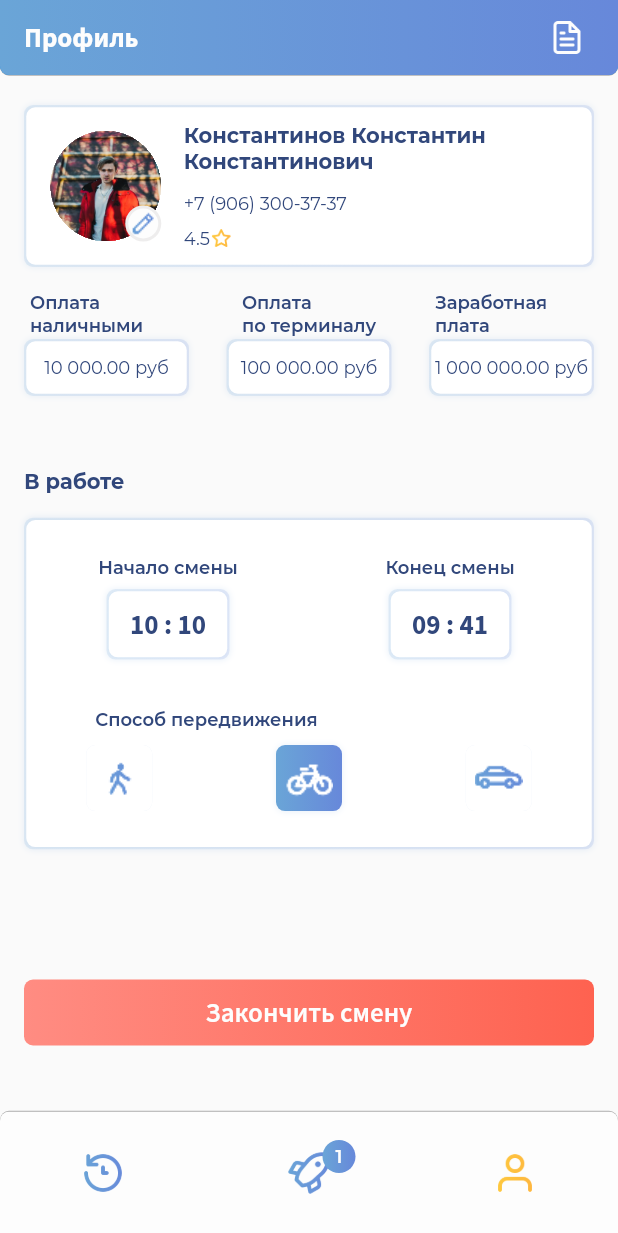
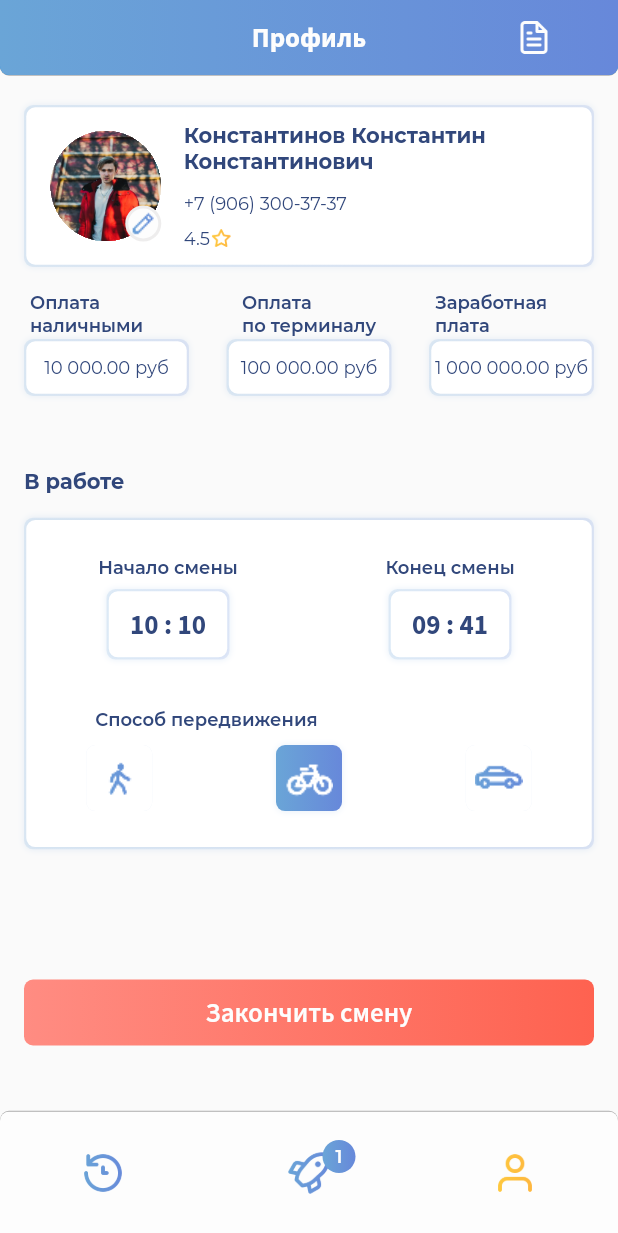
Before and after one commit to Engine-studio/topgo, a Flutter app: the screen it shows after launch, item 3 of the bottom bar chosen, on a phone screen of 412 x 824 dp. Shown: the top 1233 px of the screen. Run offline on Flutter 3.47's test engine with Material 2 defaults, Android fonts, the phone set to English and light mode, and no system bars; our stand-ins replace animated_splash_screen; missing offline and left inert: flutter_picker.

Commit message:
app bar items feature

```diff
--- a/lib/models/items.dart
+++ b/lib/models/items.dart
@@ -1,11 +1,15 @@
+import 'package:flutter/material.dart';
 import 'package:flutter/widgets.dart';
 import 'package:topgo/pages/courier/documents.dart';
 import 'package:topgo/pages/courier/history.dart';
 import 'package:topgo/pages/courier/orders.dart';
 import 'package:topgo/pages/courier/profile.dart';
+import 'package:provider/provider.dart';
+import 'package:topgo/models/user.dart';
+import 'package:topgo/styles.dart';
 
 class Items {
-  static List<String> bottomNavBarIcons(String role) {
+  List<String> bottomNavBarIcons(BuildContext context) {
     return [
       'history',
       'rocket',
@@ -14,7 +18,7 @@ class Items {
     ];
   }
 
-  static List<Widget> bottomNavBarTabs(String role) {
+  List<Widget> bottomNavBarTabs(BuildContext context) {
     return <Widget>[
       CourierHistoryTab(),
       CourierOrdersTab(),
@@ -22,4 +26,65 @@ class Items {
       CourierDocumentsTab(),
     ];
   }
+
+  List<AppBarItem> appBarItems(BuildContext context) {
+    switch (context.read<User>().role) {
+      case Role.Courier:
+        return [
+          AppBarItem(
+            name: 'history',
+            title: 'История',
+            withSearch: true,
+            searchHelpers: ['По дате', 'По адресу'],
+          ),
+          AppBarItem(name: 'rocket', title: 'Заказы'),
+          AppBarItem(
+            name: 'user',
+            title: 'Профиль',
+            button: Container(
+              margin: const EdgeInsets.only(right: 28),
+              child: Image.asset(
+                'assets/icons/file-text.png',
+                width: 24,
+                height: 24,
+                color: ClrStyle.lightBackground,
+              ),
+            ),
+          ),
+          AppBarItem(
+            name: 'documents',
+            title: 'Отчеты',
+            button: Container(
+              margin: const EdgeInsets.only(right: 28),
+              child: Image.asset(
+                'assets/icons/file-text.png',
+                width: 24,
+                height: 24,
+                color: ClrStyle.lightBackground,
+              ),
+            ),
+          ),
+        ];
+      case Role.Administrator:
+        return [];
+      case Role.Curator:
+        return [];
+    }
+  }
 }
+
+class AppBarItem {
+  String name;
+  String title;
+  bool withSearch;
+  List<String> searchHelpers;
+  Widget button;
+
+  AppBarItem({
+    required this.name,
+    required this.title,
+    this.withSearch = false,
+    this.searchHelpers = const [],
+    this.button = const SizedBox(),
+  });
+}
--- a/lib/pages/menu.dart
+++ b/lib/pages/menu.dart
@@ -13,15 +13,15 @@ class MenuPage extends StatefulWidget {
 
 class _MenuPageState extends State<MenuPage> {
   int currentIndex = 0;
-  List<String> icons = Items.bottomNavBarIcons('courier');
-  List<Widget> tabs = Items.bottomNavBarTabs('courier');
 
   @override
   Widget build(BuildContext context) {
+    List<String> icons = Items().bottomNavBarIcons(context);
+    List<Widget> tabs = Items().bottomNavBarTabs(context);
+    List<AppBarItem> appBarItems = Items().appBarItems(context);
     return Scaffold(
       appBar: Appbar(
-        icons[currentIndex],
-        withSearch: icons[currentIndex] == 'history',
+        appBarItem: appBarItems[currentIndex],
         onPressed: () {
           setState(() {
             this.currentIndex = icons.length - 1;
--- a/lib/widgets/appbar.dart
+++ b/lib/widgets/appbar.dart
@@ -1,29 +1,19 @@
 import 'package:flutter/material.dart';
+import 'package:topgo/models/items.dart';
 import 'package:topgo/styles.dart';
 import 'package:topgo/widgets/search.dart';
-
-List dictionary = [
-  {
-    'history': 'История',
-    'rocket': 'Заказы',
-    'user': 'Профиль',
-    'documents': 'Отчеты',
-  }
-];
 
 class Appbar extends StatelessWidget with PreferredSizeWidget {
   @override
   final Size preferredSize;
-  final String title;
-  final bool withSearch;
   final void Function() onPressed;
+  final AppBarItem appBarItem;
 
-  Appbar(
-    this.title, {
+  Appbar({
     Key? key,
+    required this.appBarItem,
     required this.onPressed,
-    this.withSearch = false,
-  })  : preferredSize = Size.fromHeight(withSearch ? 124 : 50),
+  })  : preferredSize = Size.fromHeight(appBarItem.withSearch ? 124 : 50),
         super(key: key);
 
   @override
@@ -42,41 +32,47 @@ class Appbar extends StatelessWidget with PreferredSizeWidget {
       child: ClipRRect(
         borderRadius: BorderRadius.vertical(bottom: Radius.circular(6)),
         child: AppBar(
-          toolbarHeight: withSearch ? 124 : 50,
+          toolbarHeight: appBarItem.withSearch ? 124 : 50,
           title: Column(
             children: [
-              SizedBox(height: withSearch ? 4 : 0),
-              Text(
-                dictionary[0][title],
-                style: TxtStyle.mainHeader
-                    .copyWith(color: ClrStyle.lightBackground),
+              SizedBox(height: appBarItem.withSearch ? 4 : 0),
+              Row(
+                children: [
+                  Spacer(),
+                  Text(
+                    appBarItem.title,
+                    style: TxtStyle.mainHeader
+                        .copyWith(color: ClrStyle.lightBackground),
+                  ),
+                  Flexible(
+                    child: Container(
+                      alignment: Alignment.centerRight,
+                      child: GestureDetector(
+                        onTap: () => onPressed(),
+                        child: appBarItem.button,
+                      ),
+                    ),
+                  ),
+                ],
               ),
-              ...withSearch
+              ...appBarItem.withSearch
                   ? [
                       SizedBox(height: 16),
-                      Search(text: 'Search', controller: controller),
+                      Search(
+                        text: 'Search',
+                        searchHelpers: appBarItem.searchHelpers
+                            .map(
+                              (str) => {
+                                str: () => {},
+                              },
+                            )
+                            .toList(),
+                        controller: controller,
+                      ),
                     ]
                   : [],
             ],
           ),
-          actions: [
-            title == 'user' || title == 'documents'
-                ? Container(
-                    margin: const EdgeInsets.only(right: 10),
-                    child: IconButton(
-                      icon: Image.asset(
-                        'assets/icons/file-text.png',
-                        width: 24,
-                        height: 24,
-                        color: ClrStyle.lightBackground,
-                      ),
-                      splashColor: Colors.transparent,
-                      highlightColor: Colors.transparent,
-                      onPressed: () => onPressed(),
-                    ),
-                  )
-                : Container()
-          ],
           flexibleSpace: Container(
             decoration: BoxDecoration(
               gradient: GrdStyle().panelGradient(context),
--- a/lib/widgets/search.dart
+++ b/lib/widgets/search.dart
@@ -4,14 +4,23 @@ import 'package:topgo/styles.dart';
 class Search extends StatelessWidget {
   final String text;
   final TextEditingController controller;
-  const Search({Key? key, required this.text, required this.controller})
-      : super(key: key);
+  final List<Map<String, void Function()>> searchHelpers;
+
+  const Search({
+    Key? key,
+    required this.text,
+    required this.controller,
+    this.searchHelpers = const [],
+  }) : super(key: key);
 
   @override
   Widget build(BuildContext context) {
     return Column(
       children: [
         Container(
+          margin: searchHelpers.isEmpty
+              ? const EdgeInsets.only(top: 23)
+              : const EdgeInsets.only(top: 0),
           height: 35,
           decoration: BoxDecoration(
             color: Color(0xFFFFFFFF),
@@ -47,8 +56,8 @@ class Search extends StatelessWidget {
         SizedBox(height: 8),
         Row(
           children: [
-            ...['По имени', 'По адресу'].map(
-              (txt) => Container(
+            ...searchHelpers.map(
+              (elem) => Container(
                 margin: const EdgeInsets.only(right: 8),
                 padding:
                     const EdgeInsets.symmetric(horizontal: 18.5, vertical: 4),
@@ -58,10 +67,11 @@ class Search extends StatelessWidget {
                   color: ClrStyle.lightBackground,
                 ),
                 child: Center(
-                  child: Text(txt, style: TxtStyle.selectedSmallText),
+                  child:
+                      Text(elem.keys.first, style: TxtStyle.selectedSmallText),
                 ),
               ),
-            )
+            ),
           ],
         ),
       ],
```
